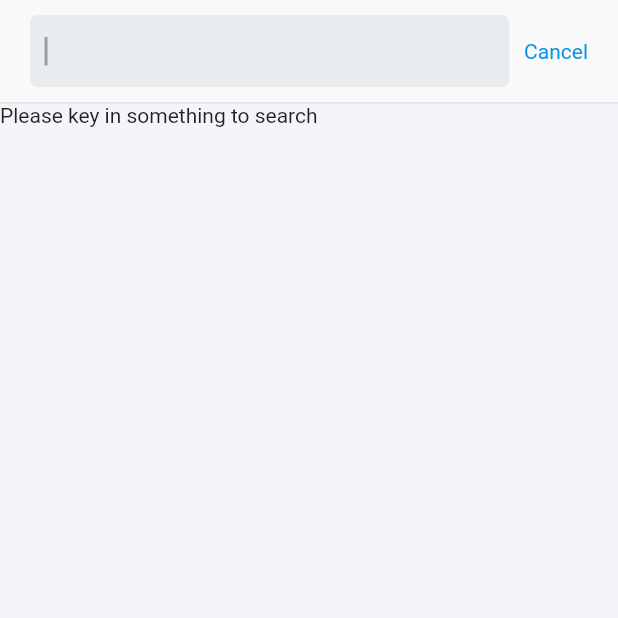
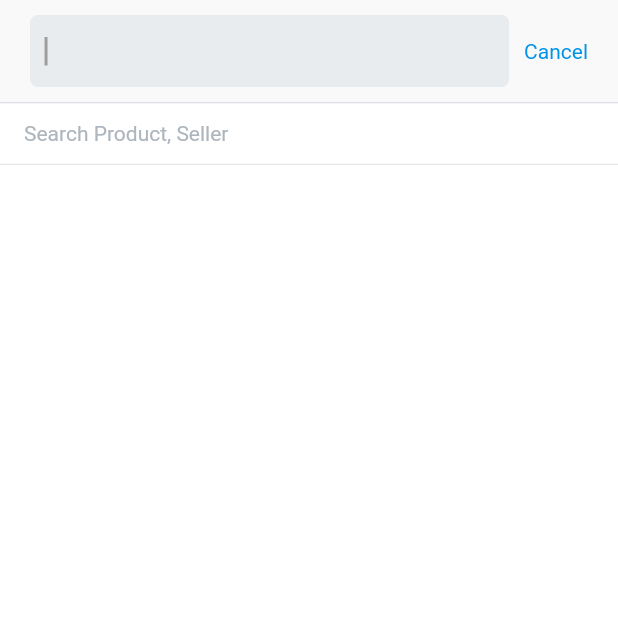
Before and after one commit to co360/buy-flutter, a Flutter app: the SearchGeneral screen opened directly, on a phone screen of 412 x 824 dp, the top half of it. Run offline on Flutter 3.47's test engine with Material 2 defaults, Android fonts, the phone set to English and light mode, and no system bars; our stand-ins replace auto_size_text, carousel_slider, dio, equatable, flushbar, flutter_bloc and 6 more; missing offline and left inert: flappy_search_bar; accounts and stored records are empty; generated files the repository leaves out were written again; network calls fail.

Commit message:
tidy the search function

```diff
--- a/assets/flutter_i18n/en.json
+++ b/assets/flutter_i18n/en.json
@@ -23,6 +23,7 @@
   "shopping": {
     "searchProductSeller" : "Search Product, Seller",
     "browse": "Browse",
+    "searchWith" : "Search for {query}",
     "productListing": "Product Listing",
     "productDetail": {
       "name" : "Product Detail",
--- a/assets/flutter_i18n/ms.json
+++ b/assets/flutter_i18n/ms.json
@@ -5,7 +5,8 @@
     "Bad credentials": "Log Masuk Tidak Sah"
   },
   "general": {
-    "pleaseWait" : "Sila Tunggu..."
+    "pleaseWait" : "Sila Tunggu...",
+    "cancel" : "Batal"
   },
   "screen" : {
     "bottomNavigation": {
@@ -19,6 +20,7 @@
     "searchProductSeller" : "Cari Produk, Penjual",
     "productListing": "Senarai Produk",
     "browse": "Layar",
+    "searchWith" : "Cari dengan {query}",
     "productDetail": {
       "name" : "Product Info",
       "productInformation": "Maklumat Produk"
--- /dev/null
+++ b/lib/blocs/shopping/search-bloc.dart
@@ -0,0 +1,47 @@
+import 'package:equatable/equatable.dart';
+import 'package:flutter_bloc/flutter_bloc.dart';
+
+// bloc
+class SearchBloc extends Bloc<SearchEvent, SearchState> {
+  SearchBloc() : super(SearchInitial());
+
+  @override
+  Stream<SearchState> mapEventToState(SearchEvent event) async* {
+    if (event is SearchWithTerm) {
+      yield SearchFinish(event.term);
+    }
+  }
+}
+
+// state
+abstract class SearchState extends Equatable {
+  @override
+  List<Object> get props => [];
+}
+
+class SearchInitial extends SearchState {}
+
+class SearchFinish extends SearchState {
+  final String term;
+
+  SearchFinish(this.term);
+
+  @override
+  List<Object> get props => [term];
+}
+
+// event
+
+abstract class SearchEvent extends Equatable {
+  @override
+  List<Object> get props => [];
+}
+
+class SearchWithTerm extends SearchEvent {
+  final String term;
+
+  SearchWithTerm(this.term);
+
+  @override
+  List<Object> get props => [term];
+}
--- a/lib/components/shopping/custom-search-bar.dart
+++ b/lib/components/shopping/custom-search-bar.dart
@@ -198,6 +198,8 @@ class CustomSearchBar<T> extends StatefulWidget {
   /// Set a padding on the list
   final EdgeInsetsGeometry listPadding;
 
+  final void Function(String) onSubmitText;
+
   CustomSearchBar({
     Key key,
     @required this.onSearch,
@@ -229,6 +231,7 @@ class CustomSearchBar<T> extends StatefulWidget {
     this.listPadding = const EdgeInsets.all(0),
     this.searchBarPadding = const EdgeInsets.all(0),
     this.headerPadding = const EdgeInsets.all(0),
+    this.onSubmitText,
   }) : super(key: key);
   @override
   _CustomSearchBarState createState() => _CustomSearchBarState<T>();
@@ -299,6 +302,12 @@ class _CustomSearchBarState<T> extends State<CustomSearchBar<T>>
         });
       }
     });
+  }
+
+  _onTextSubmitted(String newText) {
+    if (widget.onSubmitText != null) {
+      widget.onSubmitText(newText);
+    }
   }
 
   void _cancel() {
@@ -385,8 +394,10 @@ class _CustomSearchBarState<T> extends State<CustomSearchBar<T>>
                         child: TextField(
                           autofocus: true,
                           controller: _searchQueryController,
+                          textInputAction: TextInputAction.search,
                           onChanged: _onTextChanged,
                           style: widget.textStyle,
+                          onSubmitted: _onTextSubmitted,
                           decoration: InputDecoration(
                             icon: widget.icon,
                             border: InputBorder.none,
--- a/lib/screens/shopping/product-listing.dart
+++ b/lib/screens/shopping/product-listing.dart
@@ -7,6 +7,10 @@ import 'package:storeFlutter/util/app-theme.dart';
 class ProductListingScreen extends StatelessWidget {
   @override
   Widget build(BuildContext context) {
+    final ProductListingScreenParams args =
+        ModalRoute.of(context).settings.arguments;
+    String query = args.query;
+
     return Scaffold(
       backgroundColor: AppTheme.colorBg2,
       appBar: AppBar(
@@ -25,6 +29,7 @@ class ProductListingScreen extends StatelessWidget {
         child: Center(
           child: Column(
             children: <Widget>[
+              Text("param $query"),
               AppButton(
                 "Go To Detail",
                 () => {
@@ -38,3 +43,9 @@ class ProductListingScreen extends StatelessWidget {
     );
   }
 }
+
+class ProductListingScreenParams {
+  final String query;
+
+  ProductListingScreenParams({this.query});
+}
--- a/lib/screens/shopping/search-general.dart
+++ b/lib/screens/shopping/search-general.dart
@@ -1,10 +1,12 @@
 import 'package:flappy_search_bar/search_bar_style.dart';
 import 'package:flutter/material.dart';
+import 'package:flutter_bloc/flutter_bloc.dart';
 import 'package:flutter_i18n/flutter_i18n.dart';
 import 'package:get_it/get_it.dart';
-import 'package:storeFlutter/components/app-list-tile.dart';
+import 'package:storeFlutter/blocs/shopping/search-bloc.dart';
 import 'package:storeFlutter/components/shopping/custom-search-bar.dart';
 import 'package:storeFlutter/models/label-value.dart';
+import 'package:storeFlutter/screens/shopping/product-listing.dart';
 import 'package:storeFlutter/services/product-service.dart';
 import 'package:storeFlutter/util/app-theme.dart';
 import 'package:substring_highlight/substring_highlight.dart';
@@ -15,7 +17,6 @@ class SearchGeneral extends StatefulWidget {
 }
 
 class _SearchGeneralState extends State<SearchGeneral> {
-//  final SearchBarController<Post> searchController = SearchBarController();
   final SearchBarController<LabelValue> searchController =
       SearchBarController();
   final ProductService productService = GetIt.I<ProductService>();
@@ -29,15 +30,22 @@ class _SearchGeneralState extends State<SearchGeneral> {
         top: false,
         child: GestureDetector(
           onTap: () => {FocusScope.of(context).requestFocus(new FocusNode())},
-          child: CustomSearchBar(
-            onSearch: search2,
+          child: BlocProvider<SearchBloc>(
+            lazy: false,
+            create: (context) => SearchBloc(),
+            child: Builder(
+              builder: (context) {
+                return CustomSearchBar(
+                  onSearch: (term) => search(context, term),
                   icon: null,
                   searchBarController: searchController,
-            emptyWidget: Text("Not found"),
-            placeHolder: Text("Please key in something to search"),
+                  minimumChars: 1,
+                  emptyWidget: buildNotFound(),
+                  placeHolder: buildPlaceHolder(),
                   loader: Center(
                     child: CircularProgressIndicator(
-                valueColor: AlwaysStoppedAnimation<Color>(AppTheme.colorOrange),
+                      valueColor:
+                          AlwaysStoppedAnimation<Color>(AppTheme.colorOrange),
                       strokeWidth: 3,
                     ),
                   ),
@@ -56,18 +64,86 @@ class _SearchGeneralState extends State<SearchGeneral> {
                     Navigator.pop(context);
                   },
                   onItemFound: (LabelValue labelValue, int index) {
-              return buildResult2(labelValue, index, context);
+                    return buildResult(labelValue, index, context);
                   },
-//            onItemFound: (Post post, int index) {
-//              return buildResult(post, index, context);
-//            },
+                  onSubmitText: submitText,
+                );
+              },
+            ),
           ),
         ),
       ),
     );
   }
 
-  Widget buildResult(Post post, int index, BuildContext context) {
+  Widget buildNotFound() {
+    return BlocBuilder<SearchBloc, SearchState>(
+      builder: (context, state) {
+        print("trigger bloc not found rebuild $state");
+        if (state is SearchFinish) {
+          return Container(
+            color: Colors.white,
+            child: Column(
+              crossAxisAlignment: CrossAxisAlignment.stretch,
+              children: <Widget>[
+                GestureDetector(
+                  behavior: HitTestBehavior.translucent,
+                  onTap: () {
+                    submitText(state.term);
+                  },
+                  child: Padding(
+                    padding:
+                        EdgeInsets.symmetric(horizontal: 16.0, vertical: 12),
+                    child: state.term == null
+                        ? Text("")
+                        : SubstringHighlight(
+                            text: FlutterI18n.translate(
+                                context, "shopping.searchWith",
+                                translationParams: {"query": state.term}),
+                            term: state.term,
+                            textStyle:
+                                TextStyle(fontSize: 14, color: Colors.black),
+                            textStyleHighlight: TextStyle(
+                                fontSize: 14, color: AppTheme.colorLink),
+                          ),
+                  ),
+                ),
+                Divider(
+                  color: AppTheme.colorGray3,
+                  height: 1,
+                )
+              ],
+            ),
+          );
+        }
+        return Container();
+      },
+    );
+  }
+
+  Widget buildPlaceHolder() {
+    return Container(
+      color: Colors.white,
+      child: Column(
+        crossAxisAlignment: CrossAxisAlignment.stretch,
+        children: <Widget>[
+          Padding(
+            padding: EdgeInsets.symmetric(horizontal: 16.0, vertical: 12),
+            child: Text(
+              FlutterI18n.translate(context, "shopping.searchProductSeller"),
+              style: TextStyle(color: AppTheme.colorGray5),
+            ),
+          ),
+          Divider(
+            color: AppTheme.colorGray3,
+            height: 1,
+          )
+        ],
+      ),
+    );
+  }
+
+  Widget buildResult(LabelValue labelValue, int index, BuildContext context) {
     print('last search ${searchController.lastSearchedText}');
     return Container(
       color: Colors.white,
@@ -78,58 +154,7 @@ class _SearchGeneralState extends State<SearchGeneral> {
             behavior: HitTestBehavior.translucent,
             onTap: () {
               print('click result');
-            },
-            onPanDown: (_) {
-              FocusScope.of(context).requestFocus(new FocusNode());
-            },
-            child: Padding(
-              padding: EdgeInsets.symmetric(horizontal: 16.0, vertical: 12),
-              child: SubstringHighlight(
-                text: post.title,
-                term: searchController.lastSearchedText,
-//                term: 'fdsa',
-                textStyle: TextStyle(fontSize: 14, color: Colors.black),
-                textStyleHighlight:
-                    TextStyle(fontSize: 14, color: AppTheme.colorLink),
-              ),
-//              child: Text(
-//                post.title,
-//                style: TextStyle(fontSize: 16),
-//              ),
-            ),
-          ),
-//          ListTile(
-//            onTap: () {},
-//            title: Text(post.title),
-////            dense: true,
-////            contentPadding: EdgeInsets.zero,
-//          ),
-          Divider(
-            color: AppTheme.colorGray3,
-            height: 1,
-          )
-        ],
-      ),
-    );
-
-    return AppListTile(
-      post.title,
-      topDivider: index == 0 ? false : false,
-      onTap: () => {FocusScope.of(context).requestFocus(new FocusNode())},
-    );
-  }
-
-  Widget buildResult2(LabelValue labelValue, int index, BuildContext context) {
-    print('last search ${searchController.lastSearchedText}');
-    return Container(
-      color: Colors.white,
-      child: Column(
-        crossAxisAlignment: CrossAxisAlignment.stretch,
-        children: <Widget>[
-          GestureDetector(
-            behavior: HitTestBehavior.translucent,
-            onTap: () {
-              print('click result');
+              submitText(labelValue.label);
             },
             onPanDown: (_) {
               FocusScope.of(context).requestFocus(new FocusNode());
@@ -154,26 +179,13 @@ class _SearchGeneralState extends State<SearchGeneral> {
     );
   }
 
-  Future<List<Post>> search(String search) async {
-    productService.keyWordByName(search);
-
-    await Future.delayed(Duration(seconds: 2));
-    return List.generate(search.length, (int index) {
-      return Post(
-        "Title : $search $index",
-        "Description :$search $index",
-      );
-    });
+  void submitText(String term) {
+    Navigator.pushNamed(context, '/listing',
+        arguments: ProductListingScreenParams(query: term));
   }
 
-  Future<List<LabelValue>> search2(String search) async {
+  Future<List<LabelValue>> search(BuildContext context, String search) async {
+    BlocProvider.of<SearchBloc>(context).add(SearchWithTerm(search));
     return productService.keyWordByName(search);
   }
 }
-
-class Post {
-  final String title;
-  final String description;
-
-  Post(this.title, this.description);
-}
```
Lines whose indentation alone changed are shown as unchanged.
